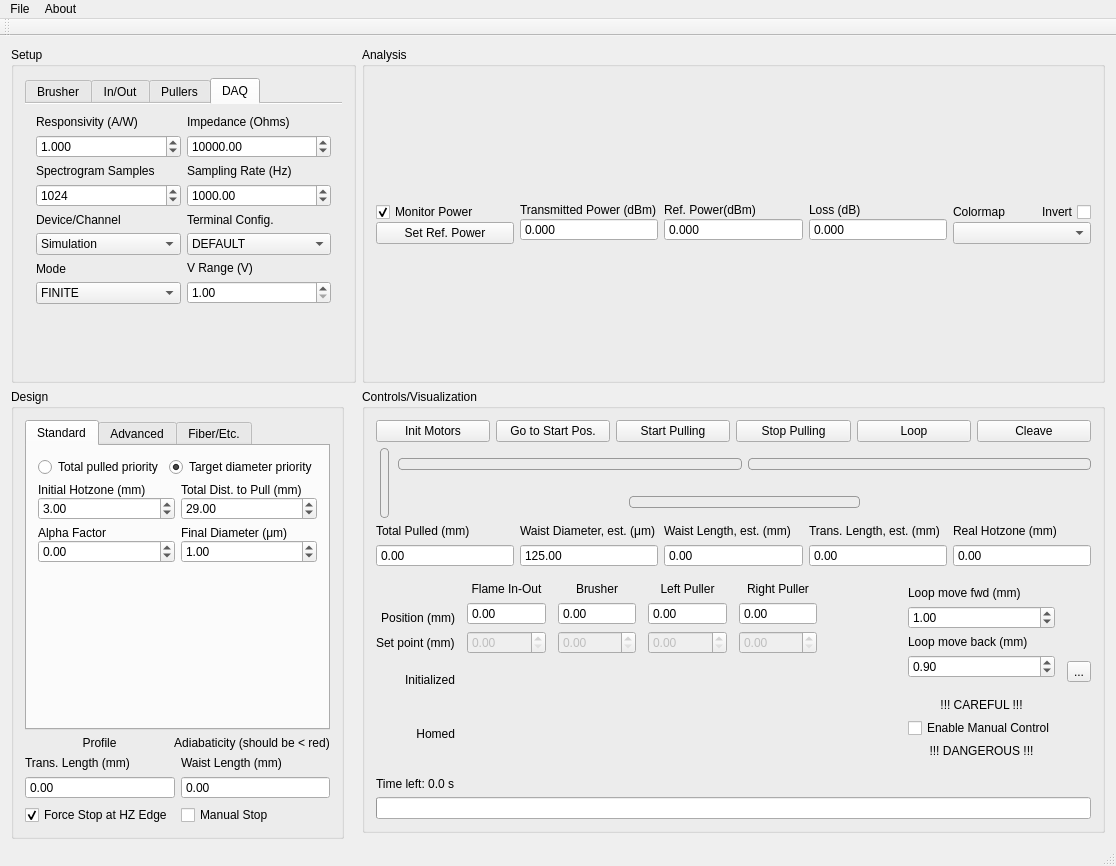
Before: the Qt Designer form TaperPulling/resources/mainwindow.ui in pfjarschel/TaperPullingPro, drawn with Qt 5.
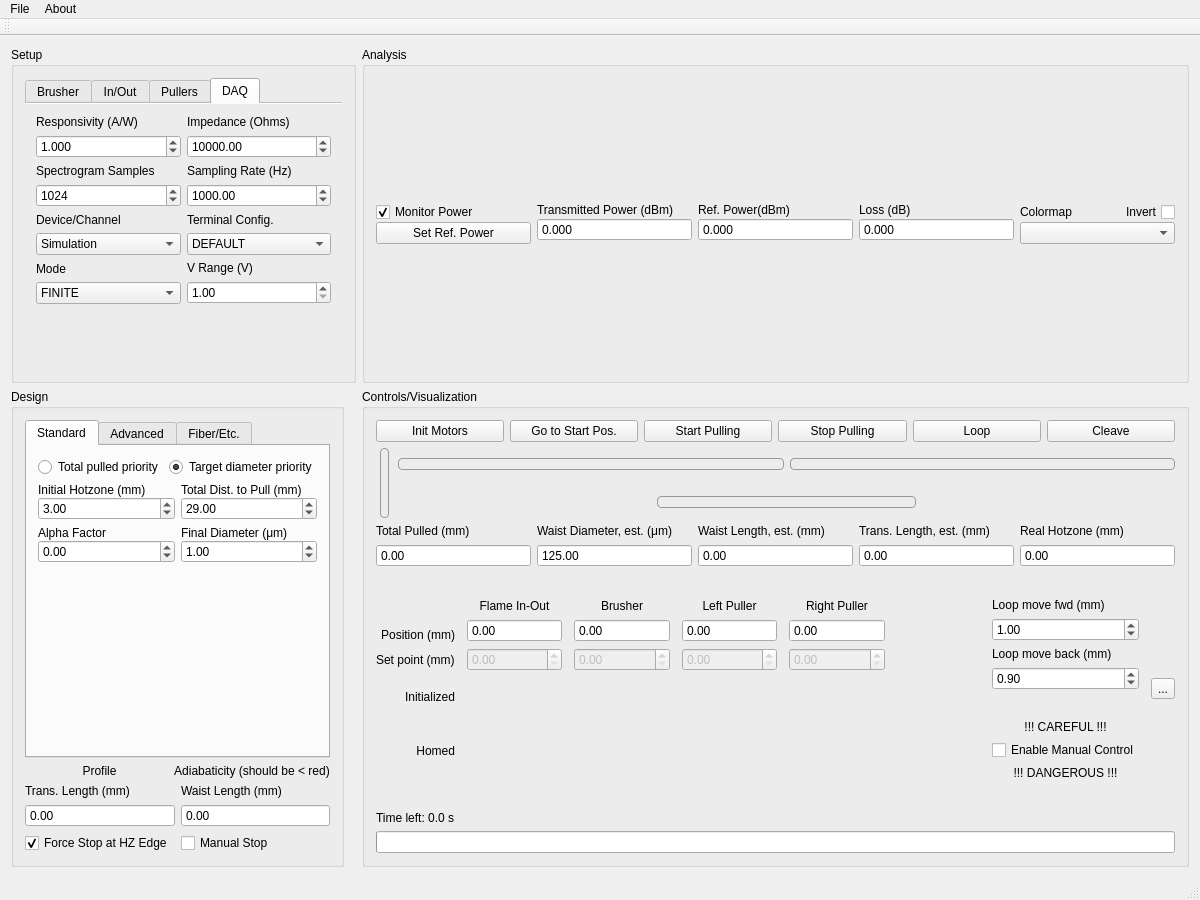
After: the same form once the commit is applied. Icons and pictures are not drawn.

```diff
--- a/TaperPulling/resources/mainwindow.ui
+++ b/TaperPulling/resources/mainwindow.ui
@@ -6,8 +6,8 @@
    <rect>
     <x>0</x>
     <y>0</y>
-    <width>1116</width>
-    <height>866</height>
+    <width>1200</width>
+    <height>900</height>
    </rect>
   </property>
   <property name="minimumSize">
@@ -3539,7 +3539,7 @@
     <rect>
      <x>0</x>
      <y>0</y>
-     <width>1116</width>
+     <width>1200</width>
      <height>22</height>
     </rect>
    </property>
```
